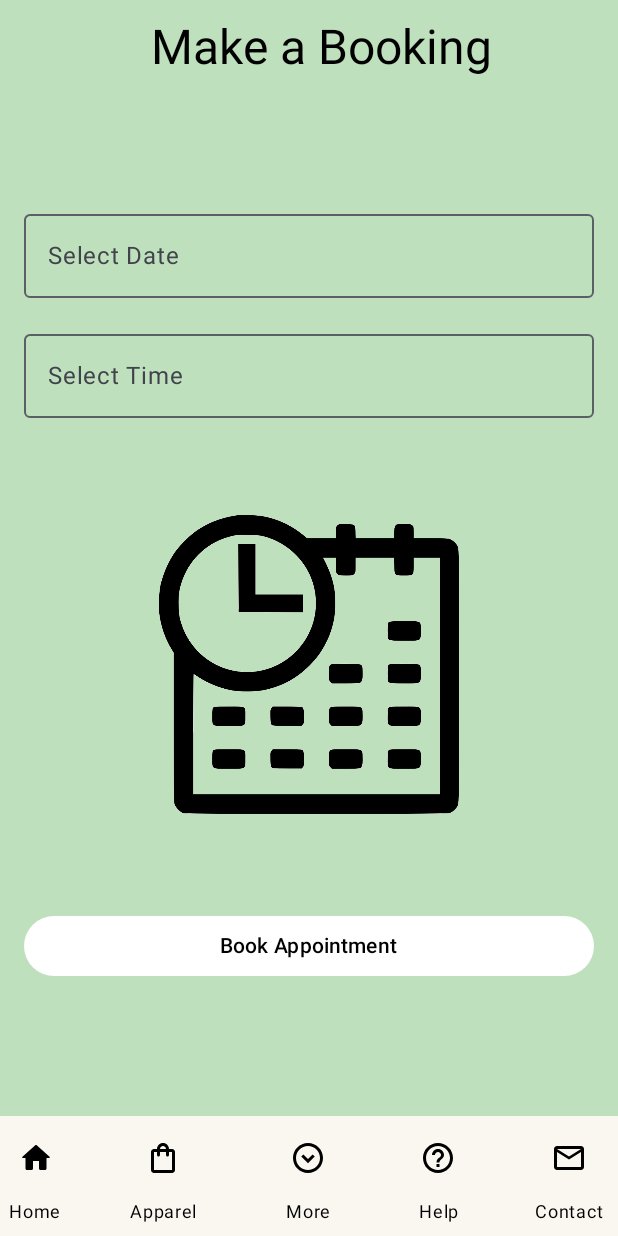
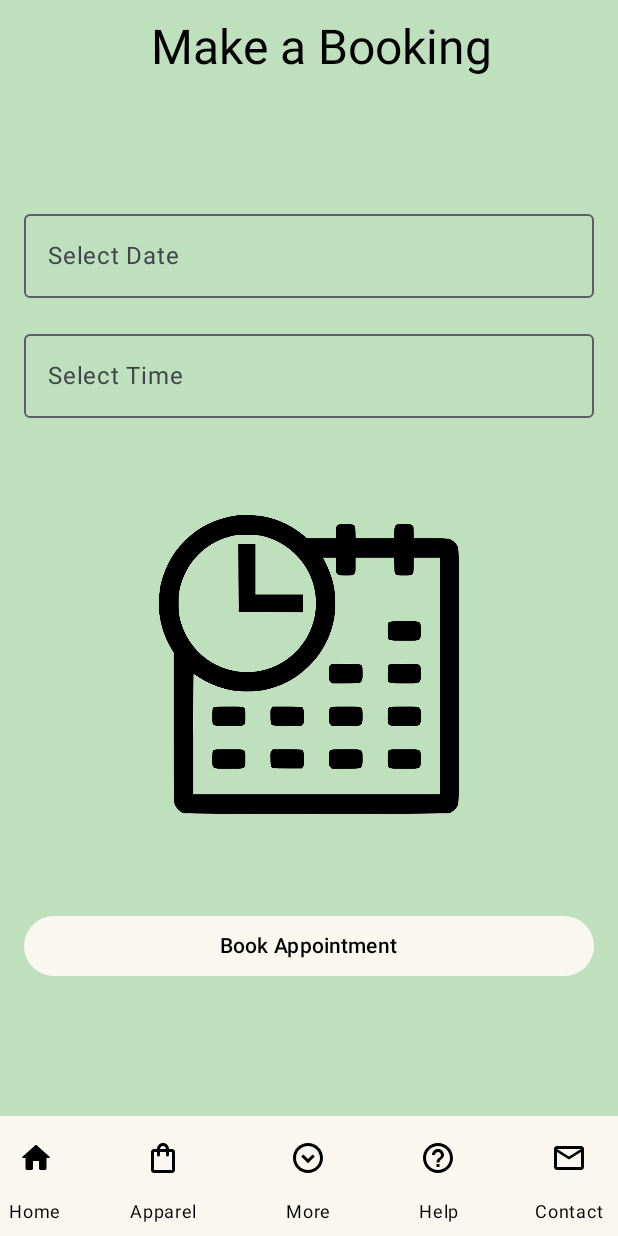
Before and after one commit to DMalco/newMobileApp, an Android app built with Jetpack Compose: the Booking screen opened through its navigation route, on a phone screen of 412 x 824 dp. Run offline under Robolectric (Android 15) with nearby library versions, the phone set to English and light mode, and no system bars.

Commit message:
button colour changed

```diff
--- a/app/src/main/java/com/example/assignment/Apparel.kt
+++ b/app/src/main/java/com/example/assignment/Apparel.kt
@@ -87,4 +87,3 @@ fun SampleImageSlider() {
 fun ApparelPreview() {
     Apparel()
 }
-//save
--- a/app/src/main/java/com/example/assignment/Booking.kt
+++ b/app/src/main/java/com/example/assignment/Booking.kt
@@ -41,6 +41,7 @@ import androidx.navigation.compose.composable
 import androidx.navigation.compose.rememberNavController
 import androidx.navigation.NavHostController
 
+val SBOffWhite = Color(0xffffaf7f0)
 @OptIn(ExperimentalMaterial3Api::class)
 @Composable
 fun Booking(navController: NavHostController) {
@@ -56,7 +57,7 @@ fun Booking(navController: NavHostController) {
                         fontSize = 32.sp,
                         color = Color.Black,
                         modifier = Modifier.fillMaxWidth(),
-                        textAlign = TextAlign.Center // Align the text centrally
+                        textAlign = TextAlign.Center
                     )
                 },
                 colors = TopAppBarDefaults.smallTopAppBarColors(
@@ -77,7 +78,6 @@ fun Booking(navController: NavHostController) {
                 verticalArrangement = Arrangement.spacedBy(16.dp)
 
             ) {
-                // Date selection or what ever text you want here
                 Text("Make a Booking", fontSize = 32.sp, color = Color.Black)
 
                 Spacer(modifier = Modifier.height(64.dp))
@@ -92,7 +92,7 @@ fun Booking(navController: NavHostController) {
                         .align(Alignment.CenterHorizontally)
                 )
 
-                // Time selection
+
                 OutlinedTextField(
                     value = selectedTime,
                     onValueChange = { selectedTime = it },
@@ -104,7 +104,7 @@ fun Booking(navController: NavHostController) {
                 )
                 Spacer(modifier = Modifier.height(32.dp))
 
-                // Image and Text Row
+
                 Row(
                     modifier = Modifier.fillMaxWidth(),
                     horizontalArrangement = Arrangement.SpaceEvenly,
@@ -113,15 +113,11 @@ fun Booking(navController: NavHostController) {
                     // Image
                     Image(
                         painter = painterResource(id = R.drawable.calendericon),
-                        contentDescription = null, // content description
+                        contentDescription = null,
                         modifier = Modifier.size(200.dp)
                     )
 
-                    // Text
-                    /*   Text(
-                           text = "Your text here",
-                           modifier = Modifier.padding(start = 8.dp)
-                       )*/
+
                 }
                 Spacer(modifier = Modifier.height(32.dp))
 
@@ -130,7 +126,7 @@ fun Booking(navController: NavHostController) {
                     onClick = { navController.navigate(Screens.BookingConfirm.screen)},
                     modifier = Modifier.fillMaxWidth(),
                     colors = ButtonDefaults.buttonColors(
-                        containerColor = Color.White,
+                        containerColor = SBOffWhite,
                         contentColor = Color.Black
                     )
 
--- a/app/src/main/java/com/example/assignment/MainActivity.kt
+++ b/app/src/main/java/com/example/assignment/MainActivity.kt
@@ -69,10 +69,10 @@ class MainActivity : ComponentActivity() {
         super.onCreate(savedInstanceState)
         setContent {
             NavappTheme {
-                // A surface container using the 'background' color from the theme
+
                 Surface(
                     modifier = Modifier.fillMaxSize(),
-                    //color = MaterialTheme.colorScheme.background
+
                 ) {
 
                     BottomAppBar()
@@ -107,11 +107,11 @@ fun BottomAppBar() {
                 containerColor = SBOffWhite
 
             ) {
-                Row( // Wrap in a Row for horizontal placement
-                    modifier = Modifier.weight(1f) // Divide weight equally
+                Row(
+                    modifier = Modifier.weight(1f)
 
                 ) {
-                    Column( // Stack icon and text vertically
+                    Column(
                         horizontalAlignment = Alignment.CenterHorizontally,
                         modifier = Modifier
                             .fillMaxSize()
@@ -131,7 +131,7 @@ fun BottomAppBar() {
                                     imageVector = if (selected.value == Icons.Rounded.Home) {
                                         Icons.Rounded.Home
                                     } else {
-                                        Icons.Outlined.Home // Change to the outline version when not selected
+                                        Icons.Outlined.Home
                                     },
                                     contentDescription = null,
                                     modifier = Modifier.size(24.dp)
@@ -139,11 +139,11 @@ fun BottomAppBar() {
 
                                 )
                             }
-                            Text( // Add Text for the title
+                            Text(
                                 text = "Home",
                                 fontSize = 12.sp,
                                 modifier = Modifier.padding(start = 1.dp)
-                                // Add padding for spacing
+
                             )
                         }
                     }
@@ -152,11 +152,11 @@ fun BottomAppBar() {
                 Spacer(modifier = Modifier.weight(1f))
 
 
-                Row( // Wrap in a Row for horizontal placement
-                    modifier = Modifier.weight(1.5f) // Divide weight equally
+                Row(
+                    modifier = Modifier.weight(1.5f)
 
                 ) {
-                    Column( // Stack icon and text vertically
+                    Column(
                         horizontalAlignment = Alignment.CenterHorizontally,
                         modifier = Modifier
                             .fillMaxSize()
@@ -175,7 +175,7 @@ fun BottomAppBar() {
                                     imageVector = if (selected.value == Icons.Rounded.ShoppingBag) {
                                         Icons.Rounded.ShoppingBag
                                     } else {
-                                        Icons.Outlined.ShoppingBag // Change to the outline version when not selected
+                                        Icons.Outlined.ShoppingBag
                                     },
                                     contentDescription = null,
                                     modifier = Modifier.size(24.dp),
@@ -184,20 +184,20 @@ fun BottomAppBar() {
                             Text( // Add Text for the title
                                 text = "Apparel",
                                 fontSize = 12.sp,
-                                modifier = Modifier.padding(start = 1.dp) // Add padding for spacing
+                                modifier = Modifier.padding(start = 1.dp)
                             )
                         }
                     }
                 }
 
-                Spacer(modifier = Modifier.weight(1f)) // Add Spacer between items
+                Spacer(modifier = Modifier.weight(1f))
 
 
-                Row( // Wrap in a Row for horizontal placement
-                    modifier = Modifier.weight(1.5f) // Divide weight equally
+                Row(
+                    modifier = Modifier.weight(1.5f)
 
                 ) {
-                    Column( // Stack icon and text vertically
+                    Column(
                         horizontalAlignment = Alignment.CenterHorizontally,
                         modifier = Modifier
                             .fillMaxSize()
@@ -214,22 +214,21 @@ fun BottomAppBar() {
                             }
                         }
 
-                        Text( // Add Text for the title
+                        Text(
                             text = "More",
                             color = Color.Black,
                             fontSize = 12.sp,
-                            modifier = Modifier.padding(start = 1.dp) // Add padding for spacing
-                        )
+                            modifier = Modifier.padding(start = 1.dp))
                     }
                 }
 
 
-                Spacer(modifier = Modifier.weight(1f)) // Add Spacer between items
+                Spacer(modifier = Modifier.weight(1f))
 
-                Row( // Wrap in a Row for horizontal placement
-                    modifier = Modifier.weight(1f) // Divide weight equally
+                Row(
+                    modifier = Modifier.weight(1f)
                 ) {
-                    Column( // Stack icon and text vertically
+                    Column(
                         horizontalAlignment = Alignment.CenterHorizontally,
                         modifier = Modifier
                             .fillMaxSize()
@@ -248,32 +247,30 @@ fun BottomAppBar() {
                                     imageVector = if (selected.value == Icons.Filled.Help) {
                                         Icons.Rounded.Help
                                     } else {
-                                        Icons.Outlined.HelpOutline // Change to the outline version when not selected
+                                        Icons.Outlined.HelpOutline
                                     },
                                     contentDescription = null,
                                     modifier = Modifier.size(24.dp),
                                 )
                             }
-                            Text( // Add Text for the title
+                            Text(
                                 text = "Help",
                                 fontSize = 12.sp,
-                                modifier = Modifier.padding(start = 1.dp) // Add padding for spacing
-                            )
+                                modifier = Modifier.padding(start = 1.dp)                             )
                         }
 
                     }
                 }
 
-// Close the Column for the second button
-// Close the Row for horizontal placement
 
 
-                Spacer(modifier = Modifier.weight(1f)) // Add Spacer between items
-                Row( // Wrap in a Row for horizontal placement
-                    modifier = Modifier.weight(1.5f) // Divide weight equally
+
+                Spacer(modifier = Modifier.weight(1f))
+                Row(
+                    modifier = Modifier.weight(1.5f)
 
                 ) {
-                    Column( // Stack icon and text vertically
+                    Column(
                         horizontalAlignment = Alignment.CenterHorizontally,
                         modifier = Modifier.fillMaxSize()
                     ) {
@@ -290,18 +287,16 @@ fun BottomAppBar() {
                                     imageVector = if (selected.value == Icons.Filled.Mail) {
                                         Icons.Filled.Mail
                                     } else {
-                                        Icons.Outlined.Mail // Change to the outline version when not selected
-                                    },
+                                        Icons.Outlined.Mail                                     },
                                     contentDescription = null,
                                     modifier = Modifier.size(24.dp),
                                 )
                             }
 
-                            Text( // Add Text for the title
+                            Text(
                                 text = "Contact",
                                 fontSize = 12.sp,
-                                modifier = Modifier.padding(start = 1.dp) // Add padding for spacing
-                            )
+                                modifier = Modifier.padding(start = 1.dp)                        )
                         }
 
                     }
```
